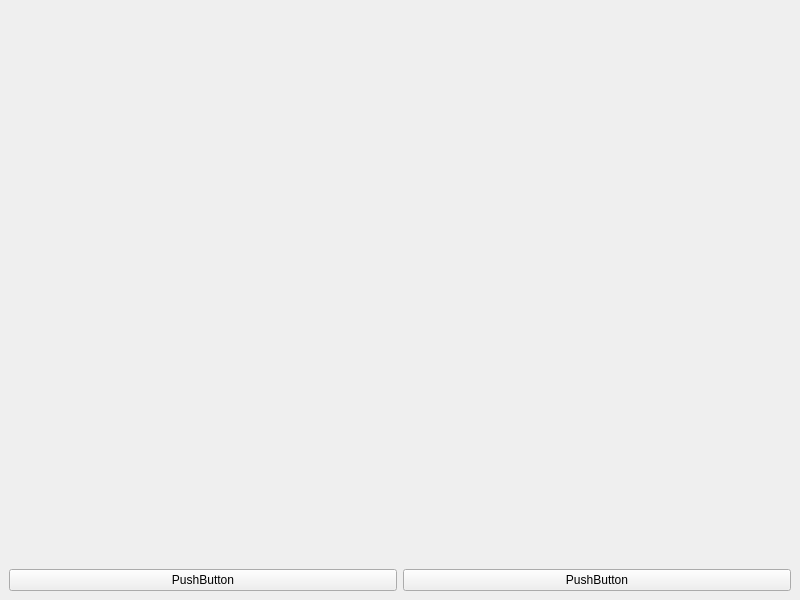
Old version of the form mainwindow.ui in the repository nitzryan/ScotlandYardAI.
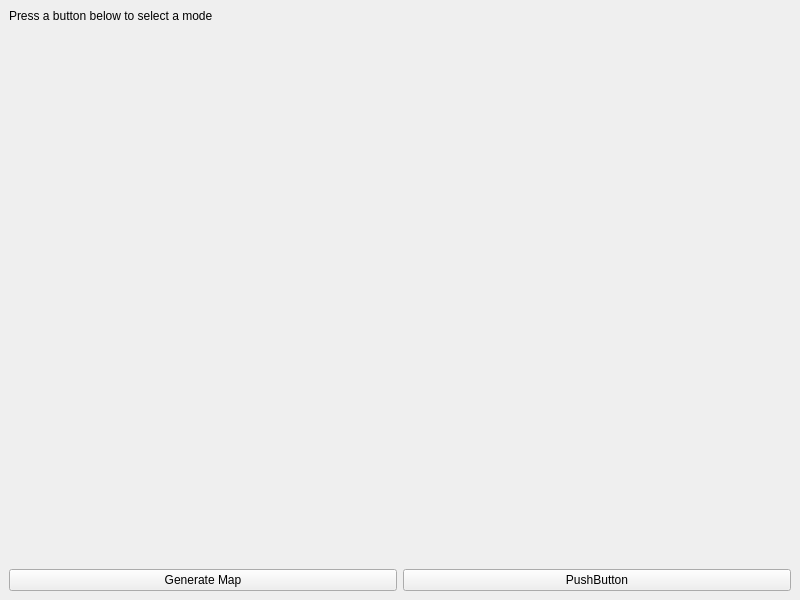
New version of the form. Icons and pictures are not drawn. Custom widgets are drawn as their Qt base class.

Diff of the .ui file:
```diff
--- a/mainwindow.ui
+++ b/mainwindow.ui
@@ -16,7 +16,18 @@
   <widget class="QWidget" name="centralwidget">
    <layout class="QVBoxLayout" name="verticalLayout">
     <item>
-     <widget class="QLabel" name="board">
+     <layout class="QVBoxLayout" name="verticalLayout_2">
+      <item>
+       <widget class="QLabel" name="lbl_Header">
+        <property name="text">
+         <string>Press a button below to select a mode</string>
+        </property>
+       </widget>
+      </item>
+     </layout>
+    </item>
+    <item>
+     <widget class="GameBoard" name="board">
       <property name="sizePolicy">
        <sizepolicy hsizetype="Preferred" vsizetype="Preferred">
         <horstretch>0</horstretch>
@@ -52,7 +63,7 @@
       <item>
        <widget class="QPushButton" name="pushButton_2">
         <property name="text">
-         <string>PushButton</string>
+         <string>Generate Map</string>
         </property>
        </widget>
       </item>
@@ -68,6 +79,13 @@
    </layout>
   </widget>
  </widget>
+ <customwidgets>
+  <customwidget>
+   <class>GameBoard</class>
+   <extends>QLabel</extends>
+   <header>GameBoard.h</header>
+  </customwidget>
+ </customwidgets>
  <resources>
   <include location="resources.qrc"/>
  </resources>
```
Left out of the diff: 2 changed lines with no effect on the pictures.
